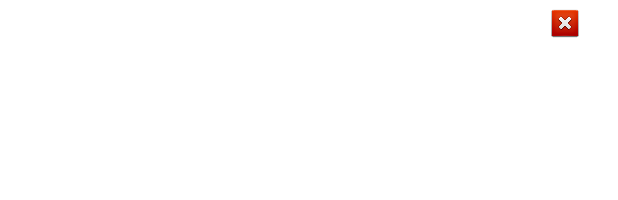
After one commit to saadeyadat/FirstApp, an Android app: the layout info_recyclerview.xml on its own in the app's theme, with its tools: preview values and no code run, on a phone screen of 412 x 824 dp. The commit adds this screen. Shown: the top 200 px of the screen. Run offline under Robolectric (Android 15) with nearby library versions, the phone set to English and light mode, and no system bars.

Commit message:
RecycleView

```diff
--- a/app/src/main/java/com/example/firstapp/Fruit.kt
+++ b/app/src/main/java/com/example/firstapp/Fruit.kt
@@ -1,3 +1,3 @@
 package com.example.firstapp
 
-data class Fruit(val name: String, val photo: Int, var info: String)
+data class Fruit(val name: String, val photo: Int, val info: MutableList<String>)
--- a/app/src/main/java/com/example/firstapp/MainActivity.kt
+++ b/app/src/main/java/com/example/firstapp/MainActivity.kt
@@ -31,7 +31,7 @@ class MainActivity : AppCompatActivity() {
 
         button.setOnClickListener {
             val text = editText.text.toString()
-            fruitList.add(Fruit("${fruitList.size + 1}. " + text, image, "No Info."))
+            fruitList.add(Fruit("${fruitList.size + 1}. " + text, image, mutableListOf()))
             recyclerView()
         }
     }
--- a/app/src/main/java/com/example/firstapp/MyAdapter.kt
+++ b/app/src/main/java/com/example/firstapp/MyAdapter.kt
@@ -1,7 +1,5 @@
 package com.example.firstapp
 
-import android.app.Person
-import android.util.Log
 import android.view.LayoutInflater
 import android.view.View
 import android.view.ViewGroup
--- /dev/null
+++ b/app/src/main/res/layout/info_recyclerview.xml
@@ -0,0 +1,27 @@
+<?xml version="1.0" encoding="utf-8"?>
+<androidx.constraintlayout.widget.ConstraintLayout xmlns:android="http://schemas.android.com/apk/res/android"
+    android:layout_width="match_parent"
+    android:layout_height="wrap_content"
+    android:gravity="center_vertical"
+    android:layout_margin="5dp"
+    xmlns:app="http://schemas.android.com/apk/res-auto">
+
+    <TextView
+        android:id="@+id/info_line"
+        android:layout_width="150dp"
+        android:layout_height="wrap_content"
+        android:layout_marginLeft="10dp"
+        android:paddingRight="10dp"
+        app:layout_constraintStart_toStartOf="parent"
+        app:layout_constraintTop_toTopOf="parent" />
+
+    <ImageButton
+        android:id="@+id/delete_line"
+        android:layout_width="20dp"
+        android:layout_height="20dp"
+        android:padding="10dp"
+        android:background="@drawable/exit"
+        android:layout_marginRight="20dp"
+        app:layout_constraintEnd_toEndOf="parent" />
+
+</androidx.constraintlayout.widget.ConstraintLayout>
```
Also changed, not shown: app/src/main/java/com/example/firstapp/FruitFragmentInfo.kt (+9 -2 lines), app/src/main/java/com/example/firstapp/InfoAdapter.kt (added, +39 -0 lines), app/src/main/res/layout/fruit_info_fragment.xml (+11 -11 lines).
